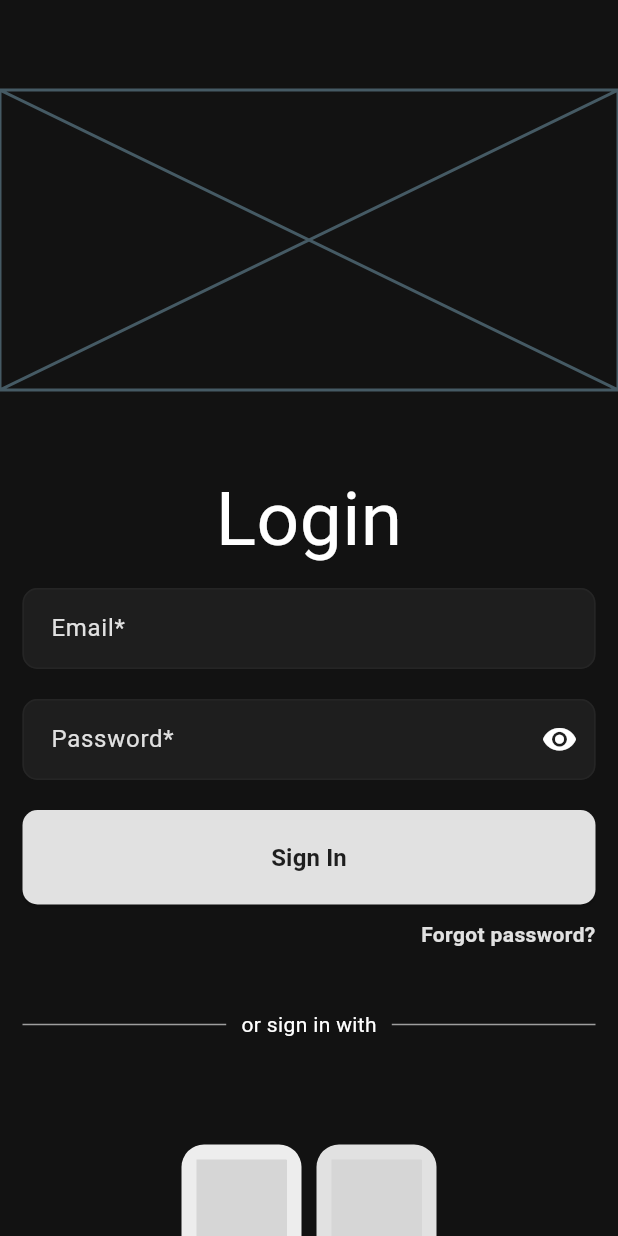
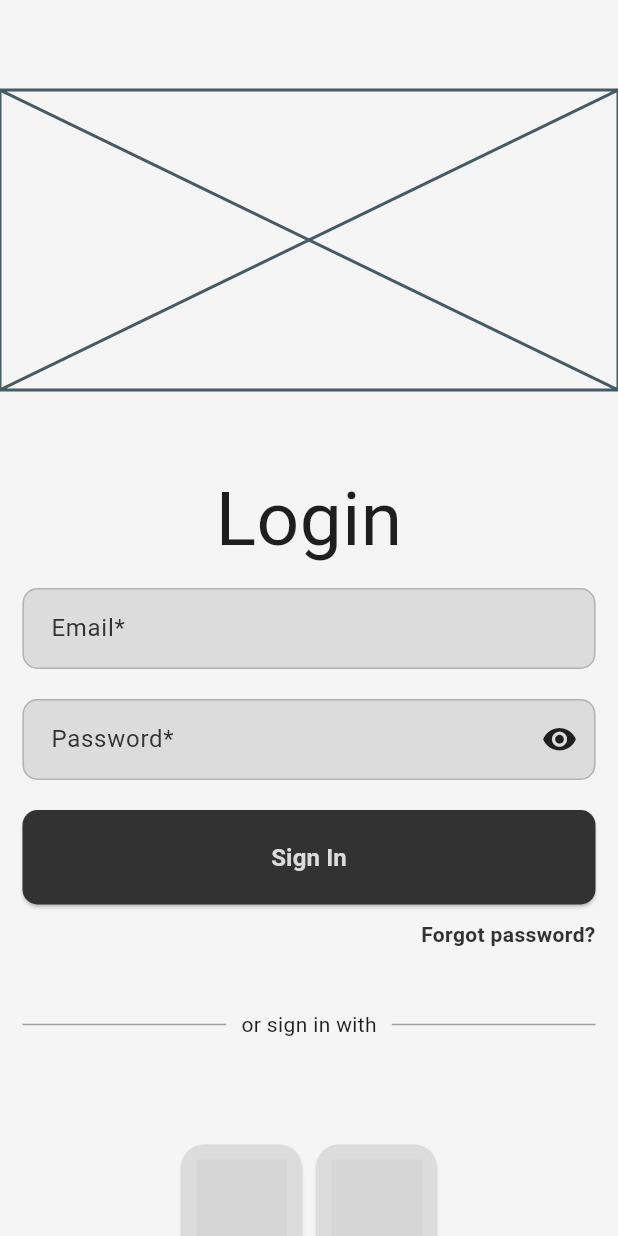
Before and after one commit to itsHuaan/computer-shop-flutter, a Flutter app: the screen it shows after launch, on a phone screen of 412 x 824 dp. Run offline on Flutter 3.47's test engine with Material 3 defaults, Android fonts, the phone set to English and light mode, and no system bars; our stand-ins replace firebase_auth, firebase_core, google_sign_in, icons_plus; accounts and stored records are empty; grey boxes are pictures that could not be loaded.

Commit message:
memory issue fixed

```diff
--- a/lib/components/my_app_bar.dart
+++ b/lib/components/my_app_bar.dart
@@ -20,11 +20,11 @@ class MyAppBar extends StatelessWidget implements PreferredSizeWidget {
       title: Text(
         title,
         style: TextStyle(
-          color: Theme.of(context).colorScheme.inversePrimary,
+          color: Theme.of(context).colorScheme.onSecondary,
         ),
       ),
       backgroundColor: Theme.of(context).colorScheme.secondary,
-      foregroundColor: Theme.of(context).colorScheme.inversePrimary,
+      foregroundColor: Theme.of(context).colorScheme.onSecondary,
     );
   }
 }
--- a/lib/components/my_circular_progress_indicator.dart
+++ b/lib/components/my_circular_progress_indicator.dart
@@ -12,7 +12,7 @@ class MyCircularProgressIndicator extends StatelessWidget {
     return CircularProgressIndicator(
       strokeCap: StrokeCap.round,
       strokeWidth: strokeWidth,
-      color: Theme.of(context).colorScheme.inversePrimary,
+      color: Theme.of(context).colorScheme.onSurface,
     );
   }
 }
--- a/lib/components/my_text_field.dart
+++ b/lib/components/my_text_field.dart
@@ -24,13 +24,13 @@ class MyTextField extends StatelessWidget {
       controller: controller,
       obscureText: obscureText,
       cursorRadius: const Radius.circular(50),
-      cursorColor: Theme.of(context).colorScheme.inversePrimary,
+      cursorColor: Theme.of(context).colorScheme.onPrimary,
       decoration: InputDecoration(
         errorText: errorText,
         errorBorder: OutlineInputBorder(
           borderRadius: BorderRadius.circular(borderRadius),
-          borderSide: const BorderSide(
-            color: Color.fromARGB(255, 207, 102, 120),
+          borderSide: BorderSide(
+            color: Theme.of(context).colorScheme.error,
           ),
         ),
         focusedErrorBorder: OutlineInputBorder(
@@ -43,7 +43,7 @@ class MyTextField extends StatelessWidget {
         floatingLabelBehavior: FloatingLabelBehavior.auto,
         labelText: labelText,
         labelStyle: TextStyle(
-          color: Theme.of(context).colorScheme.inversePrimary,
+          color: Theme.of(context).colorScheme.onPrimary,
         ),
         enabledBorder: OutlineInputBorder(
           borderRadius: BorderRadius.circular(borderRadius),
--- a/lib/main.dart
+++ b/lib/main.dart
@@ -22,7 +22,7 @@ class MyApp extends StatelessWidget {
       child: MaterialApp(
         debugShowCheckedModeBanner: false,
         title: 'Sign-in Demo',
-        theme: darkMode,
+        theme: lightMode,
         home: const AuthPage(),
       ),
     );
--- a/lib/pages/login_page.dart
+++ b/lib/pages/login_page.dart
@@ -110,7 +110,7 @@ class _LoginPageState extends State<LoginPage> {
                 padding: const EdgeInsets.symmetric(horizontal: 15.0, vertical: 10.0),
                 child: MyButton(
                   text: 'Sign In',
-                  backgroundColor: Theme.of(context).colorScheme.inversePrimary,
+                  backgroundColor: Theme.of(context).colorScheme.onPrimary,
                   textColor: Theme.of(context).colorScheme.primary,
                   borderRadius: BorderRadius.circular(10.0),
                   style: const TextStyle(
@@ -128,7 +128,7 @@ class _LoginPageState extends State<LoginPage> {
                     child: MyLinkText(
                       text: 'Forgot password?',
                       style: TextStyle(
-                        color: Theme.of(context).colorScheme.inversePrimary,
+                        color: Theme.of(context).colorScheme.onPrimary,
                         fontWeight: FontWeight.bold,
                       ),
                     ),
@@ -170,7 +170,7 @@ class _LoginPageState extends State<LoginPage> {
                     Padding(
                       padding: const EdgeInsets.symmetric(horizontal: 5.0),
                       child: MyIconButton(
-                        backgroundColor: Theme.of(context).colorScheme.inverseSurface,
+                        backgroundColor: Theme.of(context).colorScheme.primary,
                         padding: 10.0,
                         borderRadius: 15.0,
                         child: Brand(
@@ -183,7 +183,7 @@ class _LoginPageState extends State<LoginPage> {
                     Padding(
                       padding: const EdgeInsets.symmetric(horizontal: 5.0),
                       child: MyIconButton(
-                        backgroundColor: Theme.of(context).colorScheme.inversePrimary,
+                        backgroundColor: Theme.of(context).colorScheme.primary,
                         padding: 10.0,
                         borderRadius: 15.0,
                         child: Brand(
--- a/lib/theme/themes.dart
+++ b/lib/theme/themes.dart
@@ -3,12 +3,16 @@ import 'package:flutter/material.dart';
 ThemeData lightMode = ThemeData(
   useMaterial3: true,
   colorScheme: const ColorScheme.light(
-    surface: Color.fromARGB(255, 237, 237, 237),
-    primary: Color.fromARGB(255, 225, 225, 225),
-    secondary: Color.fromARGB(255, 220, 220, 220),
-    tertiary: Color.fromARGB(255, 218, 218, 218),
-    inverseSurface: Color.fromARGB(255, 18, 18, 18),
-    inversePrimary: Color.fromARGB(255, 30, 30, 30),
+    surface: Color.fromARGB(255, 245, 245, 245),
+    onSurface: Color.fromARGB(255, 30, 30, 30),
+    primary: Color.fromARGB(255, 220, 220, 220),
+    onPrimary: Color.fromARGB(255, 50, 50, 50),
+    secondary: Color.fromARGB(255, 200, 200, 200),
+    onSecondary: Color.fromARGB(255, 60, 60, 60),
+    tertiary: Color.fromARGB(255, 180, 180, 180),
+    onTertiary: Color.fromARGB(255, 80, 80, 80),
+    error: Color.fromARGB(255, 255, 69, 58),
+    onError: Color.fromARGB(255, 255, 255, 255),
   ),
 );
 
@@ -16,10 +20,14 @@ ThemeData darkMode = ThemeData(
   useMaterial3: true,
   colorScheme: const ColorScheme.dark(
     surface: Color.fromARGB(255, 18, 18, 18),
-    primary: Color.fromARGB(255, 30, 30, 30),
-    secondary: Color.fromARGB(255, 35, 35, 35),
-    tertiary: Color.fromARGB(255, 37, 37, 37),
-    inverseSurface: Color.fromARGB(255, 237, 237, 237),
-    inversePrimary: Color.fromARGB(255, 225, 225, 225),
+    onSurface: Color.fromARGB(255, 240, 240, 240),
+    primary: Color.fromARGB(255, 33, 33, 33),
+    onPrimary: Color.fromARGB(255, 220, 220, 220),
+    secondary: Color.fromARGB(255, 44, 44, 44),
+    onSecondary: Color.fromARGB(255, 210, 210, 210),
+    tertiary: Color.fromARGB(255, 60, 60, 60),
+    onTertiary: Color.fromARGB(255, 190, 190, 190),
+    error: Color.fromARGB(255, 255, 69, 58),
+    onError: Color.fromARGB(255, 255, 255, 255),
   ),
 );
--- a/pubspec.yaml
+++ b/pubspec.yaml
@@ -42,6 +42,7 @@ dependencies:
   firebase_auth: ^5.2.1
   loading_animation_widget: ^1.2.1
   google_sign_in: ^6.2.1
+  google_fonts: ^6.2.1
 
 dev_dependencies:
   flutter_test:
```
Also changed, not shown: pubspec.lock, 2 other files.
